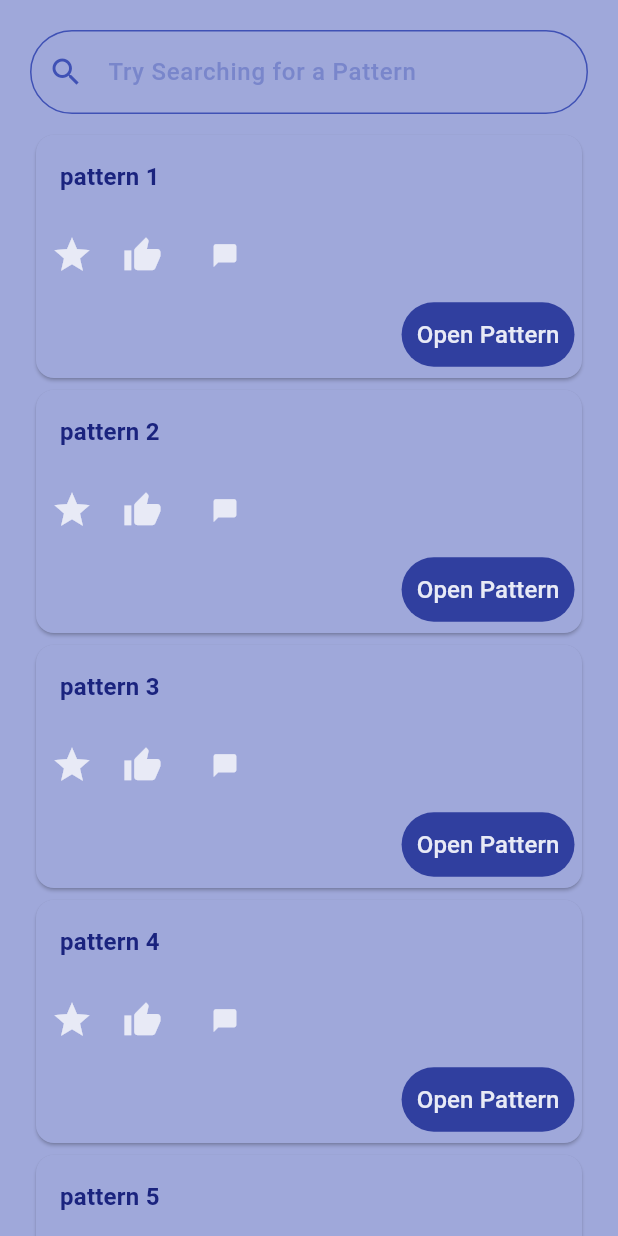
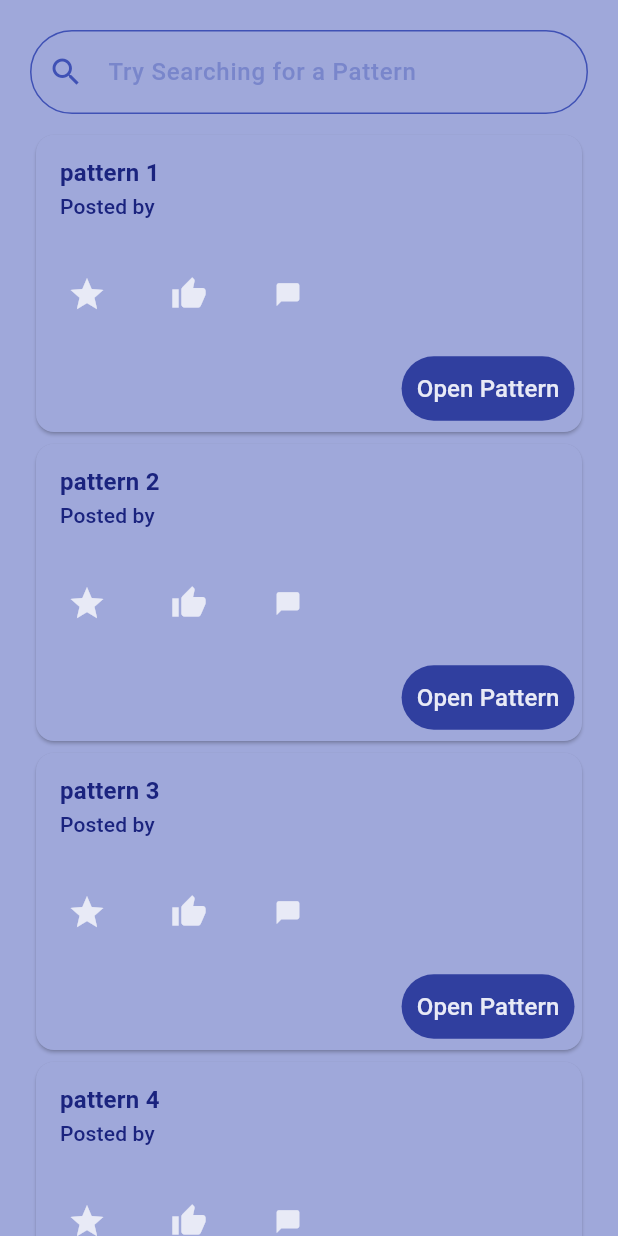
Before and after one commit to darcy-stubbins/final-year-project, a Flutter app: the Home screen opened directly, on a phone screen of 412 x 824 dp. Run offline on Flutter 3.47's test engine with Material 3 defaults, Android fonts, the phone set to English and light mode, and no system bars; our stand-ins replace image_picker.

Commit message:
frontend changes to fit with intergration

```diff
--- a/lib/app.dart
+++ b/lib/app.dart
@@ -93,7 +93,6 @@ class _AppState extends State<App> {
           //icon themes
           iconTheme: IconThemeData(
             color: primaryColor.shade50,
-            size: 24.0,
           ),
         ),
 
--- a/lib/pages/partials/patternCard.dart
+++ b/lib/pages/partials/patternCard.dart
@@ -14,6 +14,10 @@ class PatternCard extends StatefulWidget {
 }
 
 class _PatternCardState extends State<PatternCard> {
+  //initialising the icon colour variables for fave and like icon
+  late Color? favIconColor = Theme.of(context).iconTheme.color;
+  late Color? likeIconColor = Theme.of(context).iconTheme.color;
+
   //function to return a patterns comments
   List<Widget> buildComments() {
     List<dynamic> commentsList = jsonDecode(
@@ -32,6 +36,9 @@ class _PatternCardState extends State<PatternCard> {
 
   @override
   Widget build(BuildContext context) {
+    //calling the color variables
+    favIconColor;
+    likeIconColor;
     return Center(
       child: Card(
         child: Column(
@@ -42,6 +49,10 @@ class _PatternCardState extends State<PatternCard> {
                 widget.pattern.patternName,
                 style: Theme.of(context).textTheme.titleMedium,
               ),
+              subtitle: Text(
+                'Posted by ', // author here
+                style: Theme.of(context).textTheme.titleSmall,
+              ),
             ),
             Row(
               mainAxisAlignment: MainAxisAlignment.start,
@@ -49,21 +60,45 @@ class _PatternCardState extends State<PatternCard> {
                 //star icon
                 Padding(
                   padding: EdgeInsets.all(10.0),
-                  child: Icon(
-                    Icons.star,
+                  child: IconButton(
                     color: Theme.of(context).iconTheme.color,
-                    //sizing up from theme for better look
-                    size: 28.0,
+                    icon: Icon(
+                      Icons.star,
+                      color: favIconColor,
+                      size: 26,
+                    ),
+                    //changing the icon colours based on clicked
+                    onPressed: () {
+                      setState(() {
+                        if (favIconColor == Theme.of(context).iconTheme.color) {
+                          favIconColor = Colors.indigo.shade900;
+                        } else {
+                          favIconColor = Theme.of(context).iconTheme.color;
+                        }
+                      });
+                    },
                   ),
                 ),
                 //thumbs up icon
                 Padding(
                   padding: EdgeInsets.all(10.0),
-                  child: Icon(
-                    Icons.thumb_up,
-                    color: Theme.of(context).iconTheme.color,
-                    //sizing up from theme for better look
-                    size: 26.0,
+                  child: IconButton(
+                    icon: Icon(
+                      Icons.thumb_up,
+                      color: likeIconColor,
+                      size: 24,
+                    ),
+                    //changing the icon colours based on clicked
+                    onPressed: () {
+                      setState(() {
+                        if (likeIconColor ==
+                            Theme.of(context).iconTheme.color) {
+                          likeIconColor = Colors.indigo.shade900;
+                        } else {
+                          likeIconColor = Theme.of(context).iconTheme.color;
+                        }
+                      });
+                    },
                   ),
                 ),
                 //chat bubble icon with modal functionality
```
